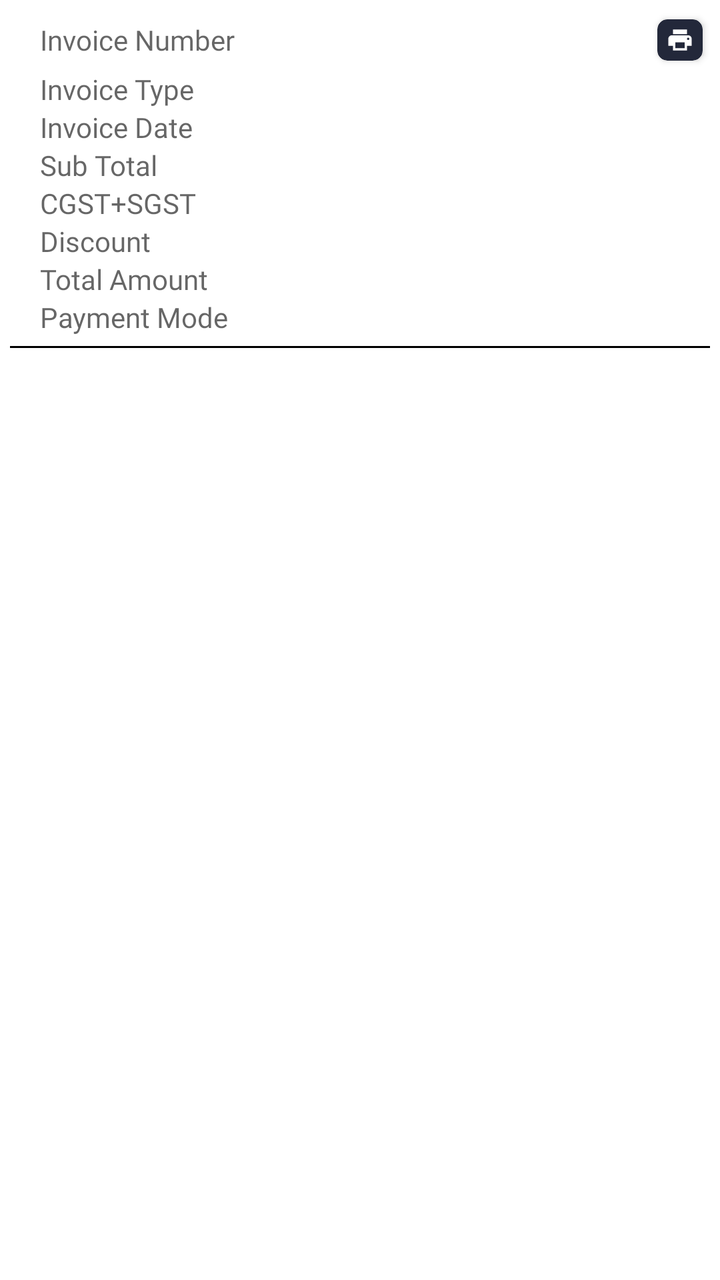
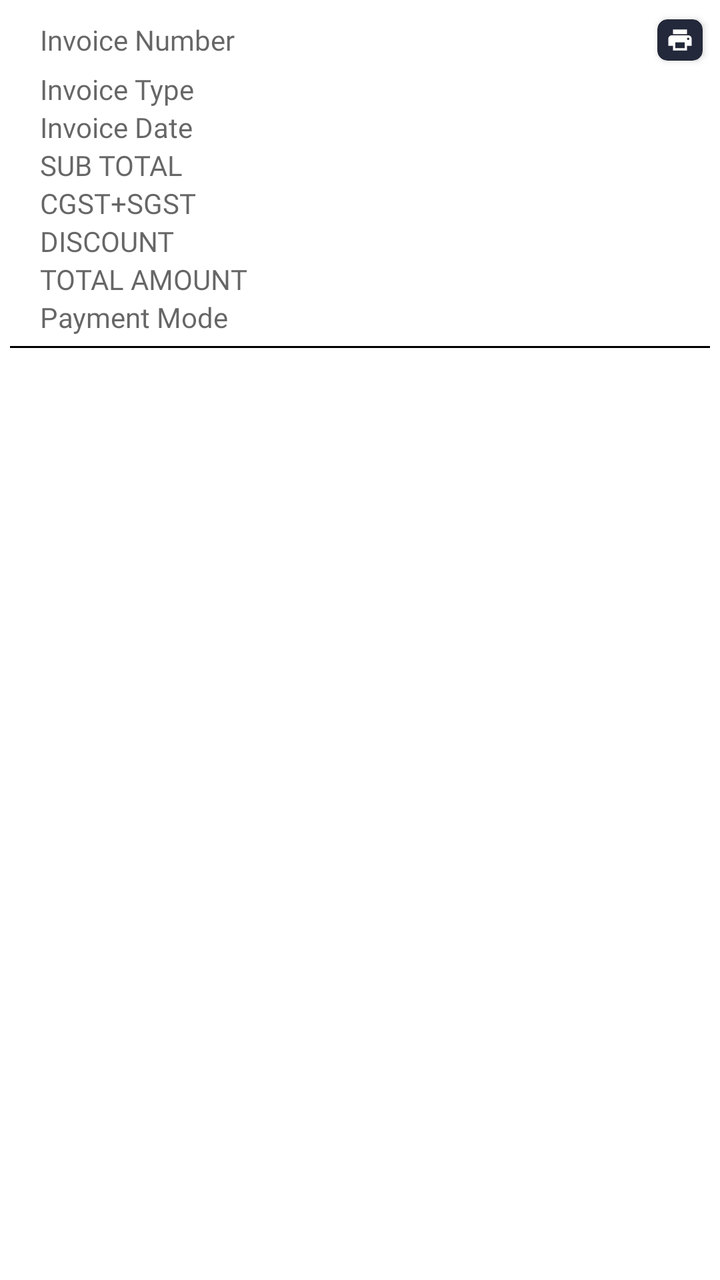

An Android layout rendered at two revisions. The XML below is the earlier revision; the diff shows what the commit changed to produce the second picture.
<!-- AndroidManifest.xml: application theme AppTheme -->
<!-- res/layout/invoice_list.xml -->
<?xml version="1.0" encoding="utf-8"?>
<RelativeLayout xmlns:android="http://schemas.android.com/apk/res/android"
    xmlns:app="http://schemas.android.com/apk/res-auto"
    android:layout_width="match_parent"
    android:layout_height="wrap_content"
    android:layout_margin="5dp">

    <LinearLayout
        android:layout_width="match_parent"
        android:layout_height="wrap_content"
        android:orientation="vertical"
        android:padding="5dp">

        <RelativeLayout
            android:layout_width="wrap_content"
            android:layout_height="wrap_content"
            android:layout_gravity="center"
            android:gravity="center">

            <TextView
                android:id="@+id/invoiceNumber"
                android:layout_width="match_parent"
                android:layout_height="wrap_content"
                android:layout_centerInParent="true"
                android:layout_gravity="center"
                android:layout_toStartOf="@+id/invoiceCardView"
                android:fontFamily="@font/poppinsmedium"
                android:gravity="center|start"
                android:hint="Invoice Number"
                android:paddingStart="15dp"
                android:paddingEnd="15dp"
                android:textColor="@color/colorPrimary"
                android:textSize="14dp" />

            <androidx.cardview.widget.CardView
                android:id="@+id/invoiceCardView"
                android:layout_width="30dp"
                android:layout_height="30dp"
                android:layout_alignParentEnd="true"
                android:layout_centerInParent="true"
                app:cardBackgroundColor="@color/darkBlue"
                app:cardCornerRadius="5dp"
                app:cardUseCompatPadding="true">

                <ImageView
                    android:id="@+id/invoice"
                    android:layout_width="20dp"
                    android:layout_height="match_parent"
                    android:layout_gravity="center"
                    android:padding="3dp"
                    android:src="@drawable/baseline_print_24"
                    app:tint="@color/white" />

            </androidx.cardview.widget.CardView>

        </RelativeLayout>

        <TextView
            android:id="@+id/invoiceType"
            android:layout_width="match_parent"
            android:layout_height="wrap_content"
            android:layout_gravity="center"
            android:fontFamily="@font/poppinslight"
            android:gravity="center|start"
            android:hint="Invoice Type"
            android:paddingStart="15dp"
            android:paddingEnd="15dp"
            android:textColor="@color/black"
            android:textSize="14dp" />

        <TextView
            android:id="@+id/invoiceDate"
            android:layout_width="match_parent"
            android:layout_height="wrap_content"
            android:layout_gravity="center"
            android:fontFamily="@font/poppinslight"
            android:gravity="center|start"
            android:hint="Invoice Date"
            android:paddingStart="15dp"
            android:paddingEnd="15dp"
            android:textColor="@color/black"
            android:textSize="14dp" />

        <TextView
            android:id="@+id/subTotal"
            android:layout_width="match_parent"
            android:layout_height="wrap_content"
            android:layout_gravity="center"
            android:fontFamily="@font/poppinslight"
            android:gravity="center|start"
            android:hint="Sub Total"
            android:paddingStart="15dp"
            android:paddingEnd="15dp"
            android:textColor="@color/black"
            android:textSize="14dp" />

        <TextView
            android:id="@+id/gst"
            android:layout_width="match_parent"
            android:layout_height="wrap_content"
            android:layout_gravity="center"
            android:fontFamily="@font/poppinslight"
            android:gravity="center|start"
            android:hint="CGST+SGST"
            android:paddingStart="15dp"
            android:paddingEnd="15dp"
            android:textColor="@color/black"
            android:textSize="14dp" />

        <TextView
            android:id="@+id/discount"
            android:layout_width="match_parent"
            android:layout_height="wrap_content"
            android:layout_gravity="center"
            android:fontFamily="@font/poppinslight"
            android:gravity="center|start"
            android:hint="Discount"
            android:paddingStart="15dp"
            android:paddingEnd="15dp"
            android:textColor="@color/black"
            android:textSize="14dp" />

        <TextView
            android:id="@+id/totalAmount"
            android:layout_width="match_parent"
            android:layout_height="wrap_content"
            android:layout_gravity="center"
            android:fontFamily="@font/poppinslight"
            android:gravity="center|start"
            android:hint="Total Amount"
            android:paddingStart="15dp"
            android:paddingEnd="15dp"
            android:textColor="@color/black"
            android:textSize="14dp" />

        <TextView
            android:id="@+id/payableMode"
            android:layout_width="match_parent"
            android:layout_height="wrap_content"
            android:layout_gravity="center"
            android:fontFamily="@font/poppinslight"
            android:gravity="center|start"
            android:hint="Payment Mode"
            android:paddingStart="15dp"
            android:paddingEnd="15dp"
            android:textColor="@color/black"
            android:textSize="14dp" />

        <View
            android:layout_width="match_parent"
            android:layout_height="1dp"
            android:layout_marginTop="5dp"
            android:background="@color/black" />

    </LinearLayout>

</RelativeLayout>
<!-- resources referenced by this layout -->
<resources>
  <color name="black">#000</color>
  <color name="colorPrimary">#4862b7</color>
  <color name="darkBlue">#23283a</color>
  <color name="white">#fff</color>
  <!-- drawable baseline_print_24 (drawable) -->
  <vector xmlns:android="http://schemas.android.com/apk/res/android"
      android:width="24dp"
      android:height="24dp"
      android:tint="#000000"
      android:viewportWidth="24"
      android:viewportHeight="24">
      <path
          android:fillColor="@android:color/white"
          android:pathData="M19,8L5,8c-1.66,0 -3,1.34 -3,3v6h4v4h12v-4h4v-6c0,-1.66 -1.34,-3 -3,-3zM16,19L8,19v-5h8v5zM19,12c-0.55,0 -1,-0.45 -1,-1s0.45,-1 1,-1 1,0.45 1,1 -0.45,1 -1,1zM18,3L6,3v4h12L18,3z" />
  </vector>
  <style name="AppTheme" parent="Theme.MaterialComponents.Light.NoActionBar">
          
          <item name="colorPrimary">@color/colorPrimary</item>
          <item name="colorPrimaryDark">@color/colorPrimary</item>
          <item name="colorAccent">@color/colorAccent</item>
          <item name="android:windowIsTranslucent">true</item>
          <item name="windowNoTitle">true</item>
          <item name="windowActionBar">false</item>
  
      </style>
  <color name="colorAccent">#000</color>
</resources>

<!-- the commit's change to res/layout/invoice_list.xml (unified diff, before → after) -->
@@ -26,7 +26,7 @@
                 android:layout_toStartOf="@+id/invoiceCardView"
                 android:fontFamily="@font/poppinsmedium"
                 android:gravity="center|start"
-                android:hint="Invoice Number"
+                android:hint="@string/ui_invoice_number"
                 android:paddingStart="15dp"
                 android:paddingEnd="15dp"
                 android:textColor="@color/colorPrimary"
@@ -62,7 +62,7 @@
             android:layout_gravity="center"
             android:fontFamily="@font/poppinslight"
             android:gravity="center|start"
-            android:hint="Invoice Type"
+            android:hint="@string/ui_invoice_type"
             android:paddingStart="15dp"
             android:paddingEnd="15dp"
             android:textColor="@color/black"
@@ -75,7 +75,7 @@
             android:layout_gravity="center"
             android:fontFamily="@font/poppinslight"
             android:gravity="center|start"
-            android:hint="Invoice Date"
+            android:hint="@string/ui_invoice_date"
             android:paddingStart="15dp"
             android:paddingEnd="15dp"
             android:textColor="@color/black"
@@ -88,7 +88,7 @@
             android:layout_gravity="center"
             android:fontFamily="@font/poppinslight"
             android:gravity="center|start"
-            android:hint="Sub Total"
+            android:hint="@string/ui_sub_total"
             android:paddingStart="15dp"
             android:paddingEnd="15dp"
             android:textColor="@color/black"
@@ -101,7 +101,7 @@
             android:layout_gravity="center"
             android:fontFamily="@font/poppinslight"
             android:gravity="center|start"
-            android:hint="CGST+SGST"
+            android:hint="@string/ui_cgstsgst"
             android:paddingStart="15dp"
             android:paddingEnd="15dp"
             android:textColor="@color/black"
@@ -114,7 +114,7 @@
             android:layout_gravity="center"
             android:fontFamily="@font/poppinslight"
             android:gravity="center|start"
-            android:hint="Discount"
+            android:hint="@string/ui_discount"
             android:paddingStart="15dp"
             android:paddingEnd="15dp"
             android:textColor="@color/black"
@@ -127,7 +127,7 @@
             android:layout_gravity="center"
             android:fontFamily="@font/poppinslight"
             android:gravity="center|start"
-            android:hint="Total Amount"
+            android:hint="@string/ui_total_amount"
             android:paddingStart="15dp"
             android:paddingEnd="15dp"
             android:textColor="@color/black"
@@ -140,7 +140,7 @@
             android:layout_gravity="center"
             android:fontFamily="@font/poppinslight"
             android:gravity="center|start"
-            android:hint="Payment Mode"
+            android:hint="@string/ui_payment_mode"
             android:paddingStart="15dp"
             android:paddingEnd="15dp"
             android:textColor="@color/black"
<!-- resource entries referenced after the edit -->
@@ -15,6 +15,14 @@
           android:fillColor="@android:color/white"
           android:pathData="M19,8L5,8c-1.66,0 -3,1.34 -3,3v6h4v4h12v-4h4v-6c0,-1.66 -1.34,-3 -3,-3zM16,19L8,19v-5h8v5zM19,12c-0.55,0 -1,-0.45 -1,-1s0.45,-1 1,-1 1,0.45 1,1 -0.45,1 -1,1zM18,3L6,3v4h12L18,3z" />
   </vector>
+  <string name="ui_cgstsgst">CGST+SGST</string>
+  <string name="ui_discount">DISCOUNT</string>
+  <string name="ui_invoice_date">Invoice Date</string>
+  <string name="ui_invoice_number">Invoice Number</string>
+  <string name="ui_invoice_type">Invoice Type</string>
+  <string name="ui_payment_mode">Payment Mode</string>
+  <string name="ui_sub_total">SUB TOTAL</string>
+  <string name="ui_total_amount">TOTAL AMOUNT</string>
   <style name="AppTheme" parent="Theme.MaterialComponents.Light.NoActionBar">
           
           <item name="colorPrimary">@color/colorPrimary</item>
